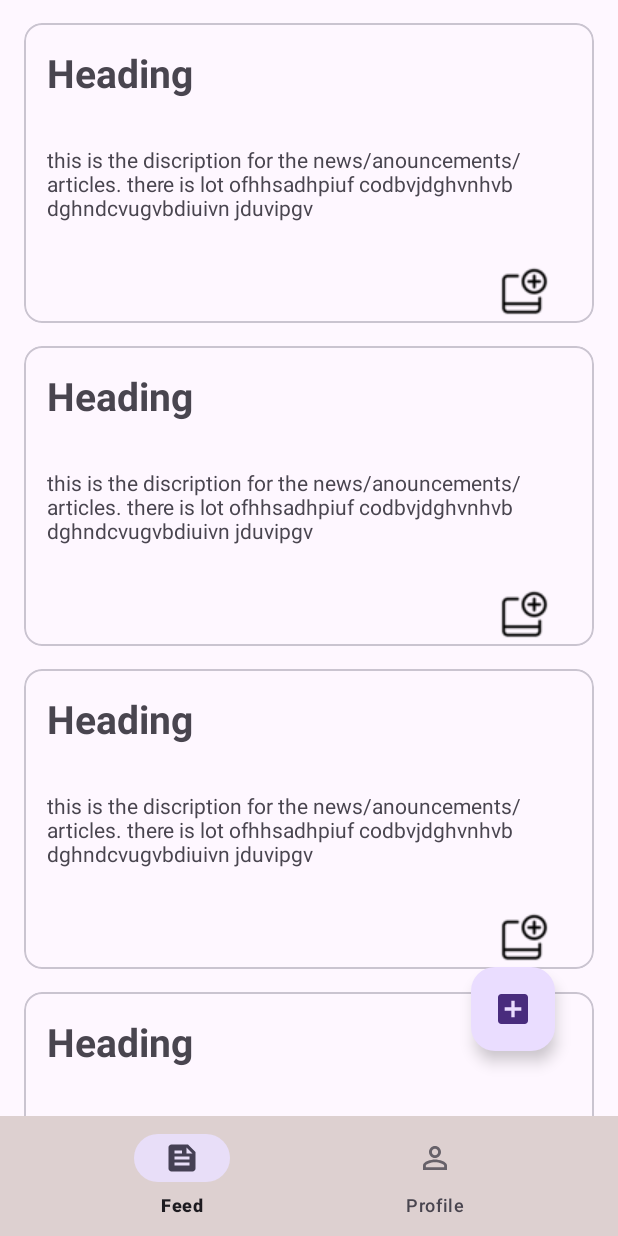
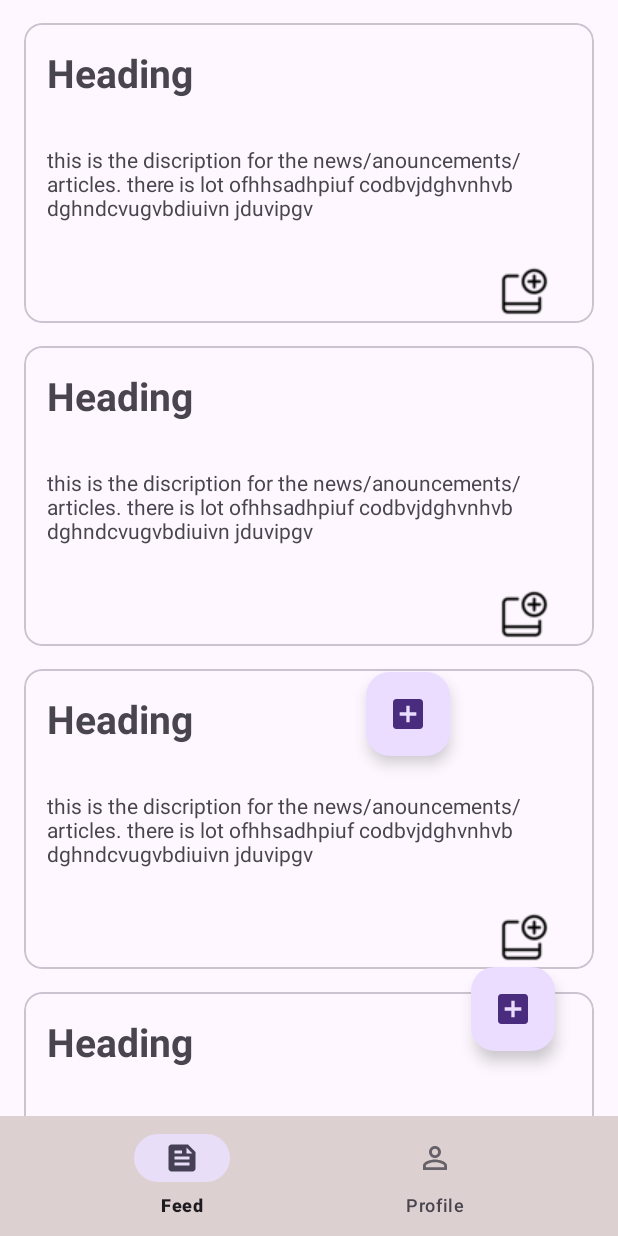
Before and after one commit to Bat-ka-grip/News-Feed-Application, an Android app: the screen it shows after launch (MainActivity), on a phone screen of 412 x 824 dp. Run offline under Robolectric (Android 15) with nearby library versions, the phone set to English and light mode, and no system bars.

Commit message:
edited activity xml file

```diff
--- a/app/src/main/res/layout/activity_main.xml
+++ b/app/src/main/res/layout/activity_main.xml
@@ -33,16 +33,17 @@
 
     </LinearLayout>
 
-<!--    <com.google.android.material.floatingactionbutton.FloatingActionButton-->
-<!--        android:id="@+id/floatingActionButton"-->
-<!--        android:layout_width="wrap_content"-->
-<!--        android:layout_height="wrap_content"-->
-<!--        android:layout_marginBottom="24dp"-->
-<!--        android:src="@drawable/ic_plus_24"-->
-<!--        app:layout_constraintBottom_toTopOf="@+id/linearLayout"-->
-<!--        app:layout_constraintEnd_toEndOf="parent"-->
-<!--        app:layout_constraintHorizontal_bias="0.954"-->
-<!--        app:layout_constraintStart_toStartOf="parent" />-->
+    <com.google.android.material.floatingactionbutton.FloatingActionButton
+        android:id="@+id/floatingActionButton"
+        android:layout_width="wrap_content"
+        android:layout_height="wrap_content"
+        android:layout_marginBottom="240dp"
+        android:layout_marginRight="100dp"
+        android:src="@drawable/ic_plus_24"
+        app:layout_constraintBottom_toTopOf="@+id/linearLayout"
+        app:layout_constraintEnd_toEndOf="parent"
+        app:layout_constraintHorizontal_bias="0.954"
+        app:layout_constraintStart_toStartOf="parent" />
 
 
 </androidx.constraintlayout.widget.ConstraintLayout>
```
Also changed, not shown: 1 other file.
